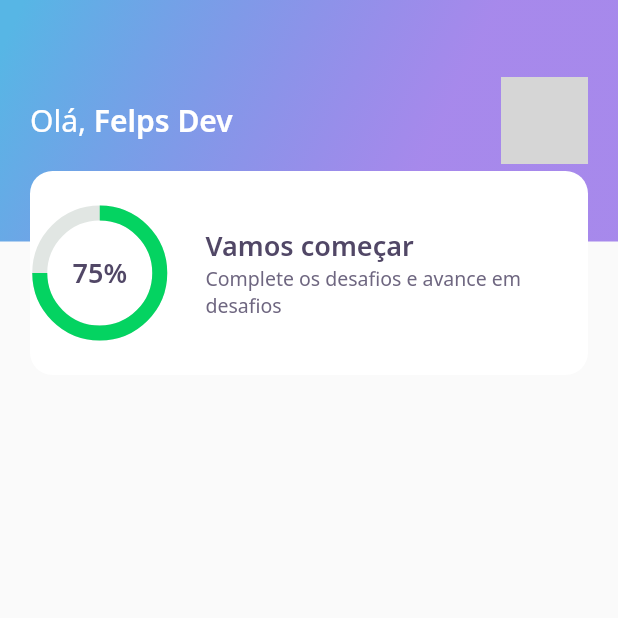
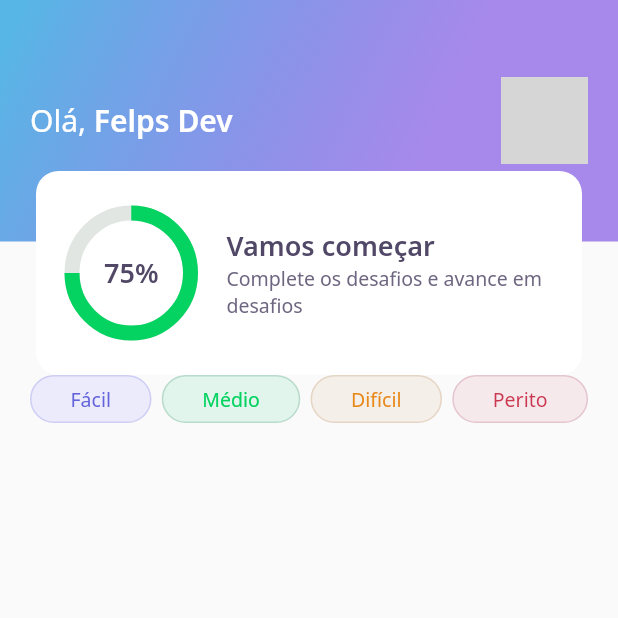
Before and after one commit to felixvicent/devquiz, a Flutter app: the screen it shows after launch, on a phone screen of 412 x 824 dp, the top half of it. Run offline on Flutter 3.47's test engine with Material 2 defaults, Android fonts, the phone set to English and light mode, and no system bars; our stand-ins replace google_fonts; network calls fail; grey boxes are pictures that could not be loaded.

Commit message:
Create levels button

```diff
--- a/lib/home/home_page.dart
+++ b/lib/home/home_page.dart
@@ -1,4 +1,5 @@
 import 'package:dev_quiz/home/widgets/app_bar/app_bar_widget.dart';
+import 'package:dev_quiz/home/widgets/level_button/level_button_widget.dart';
 import 'package:flutter/material.dart';
 
 class HomePage extends StatefulWidget {
@@ -13,6 +14,26 @@ class _HomePageState extends State<HomePage> {
   Widget build(BuildContext context) {
     return Scaffold(
       appBar: AppBarWidget(),
+      body: Padding(
+        padding: const EdgeInsets.symmetric(horizontal: 20),
+        child: Row(
+          mainAxisAlignment: MainAxisAlignment.spaceBetween,
+          children: [
+            LevelButtonWidget(
+              label: 'Fácil',
+            ),
+            LevelButtonWidget(
+              label: 'Médio',
+            ),
+            LevelButtonWidget(
+              label: 'Difícil',
+            ),
+            LevelButtonWidget(
+              label: 'Perito',
+            ),
+          ],
+        ),
+      )
     );
   }
 }
--- /dev/null
+++ b/lib/home/widgets/level_button/level_button_widget.dart
@@ -0,0 +1,65 @@
+import 'package:dev_quiz/core/core.dart';
+import 'package:flutter/material.dart';
+import 'package:google_fonts/google_fonts.dart';
+
+class LevelButtonWidget extends StatelessWidget {
+  final String label;
+
+  LevelButtonWidget({
+    Key? key,
+    required this.label
+  }) : assert(['Fácil', 'Médio', 'Difícil', 'Perito'].contains(label)), super(key: key);
+
+  final config = {
+    'Fácil' : {
+      'color': AppColors.levelButtonFacil,
+      'borderColor': AppColors.levelButtonBorderFacil,
+      'fontColor': AppColors.levelButtonTextFacil,
+    },
+    'Médio' : {
+      'color': AppColors.levelButtonMedio,
+      'borderColor': AppColors.levelButtonBorderMedio,
+      'fontColor': AppColors.levelButtonTextMedio,
+    },
+    'Difícil' : {
+      'color': AppColors.levelButtonDificil,
+      'borderColor': AppColors.levelButtonBorderDificil,
+      'fontColor': AppColors.levelButtonTextDificil,
+    },
+    'Perito' : {
+      'color': AppColors.levelButtonPerito,
+      'borderColor': AppColors.levelButtonBorderPerito,
+      'fontColor': AppColors.levelButtonTextPerito,
+    },
+  };
+
+  Color get color => config[label]!['color']!;
+  Color get borderColor => config[label]!['borderColor']!;
+  Color get fontColor => config[label]!['fontColor']!;
+
+  @override
+  Widget build(BuildContext context) {
+    return Container(
+      decoration: BoxDecoration(
+        color: color,
+        border: Border.fromBorderSide(
+          BorderSide(color: borderColor)
+        ),
+        borderRadius: BorderRadius.circular(28)
+      ),
+      child: Padding(
+        padding: const EdgeInsets.symmetric(
+          horizontal: 26,
+          vertical: 6
+        ),
+        child: Text(
+          label,
+          style: GoogleFonts.notoSans(
+            color: fontColor,
+            fontSize: 13
+          ),
+        ),
+      )
+    );
+  }
+}
--- a/lib/home/widgets/score_card/score_card_widget.dart
+++ b/lib/home/widgets/score_card/score_card_widget.dart
@@ -6,13 +6,15 @@ class ScoreCardWidget extends StatelessWidget {
   @override
   Widget build(BuildContext context) {
     return Padding(
-      padding: const EdgeInsets.symmetric(horizontal: 20),
+      padding: const EdgeInsets.symmetric(horizontal: 24),
       child: Container(
         height: 136,
         decoration: BoxDecoration(
           color: AppColors.white,
           borderRadius: BorderRadius.circular(15)
         ),
+        child: Padding(
+          padding: const EdgeInsets.symmetric(horizontal: 24),
           child: Row(
             crossAxisAlignment: CrossAxisAlignment.center,
             children: [
@@ -43,6 +45,7 @@ class ScoreCardWidget extends StatelessWidget {
             ],
           ),
         ),
+      ),
     );
   }
 }
```
Lines whose indentation alone changed are shown as unchanged.
